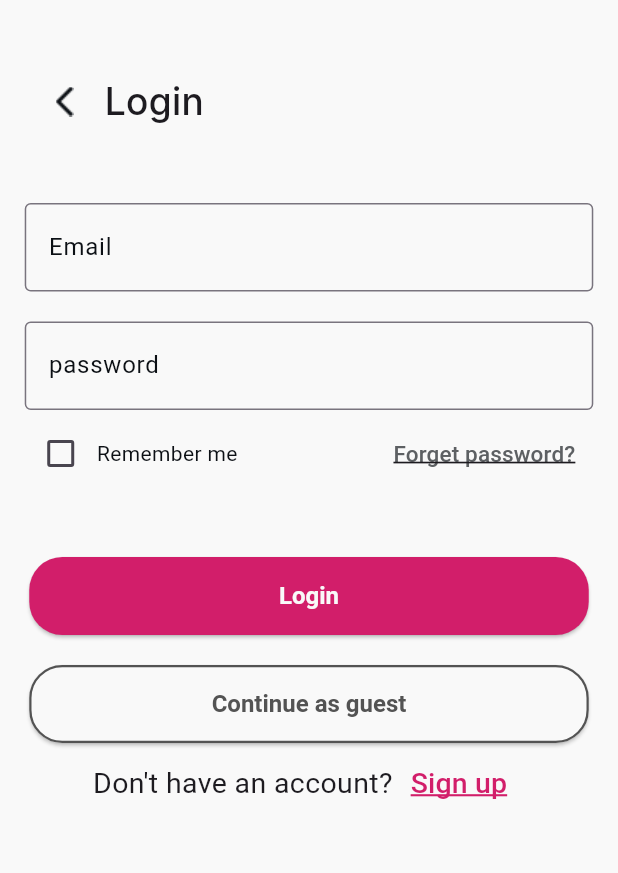
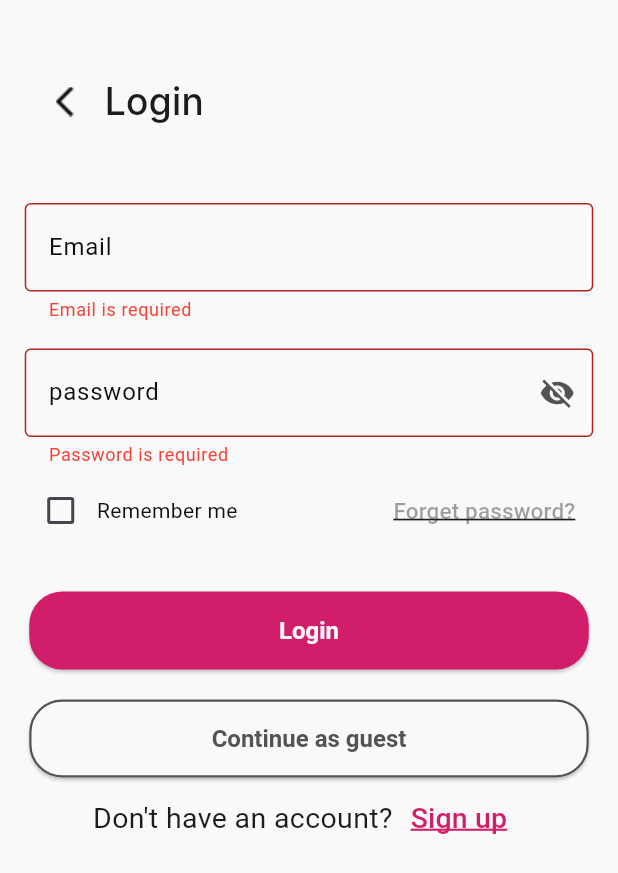
Before and after one commit to AhmedNasser1999/flower_app, a Flutter app: the LoginScreen screen opened by its route, after a tap on "Login", on a phone screen of 412 x 824 dp. Shown: the top 873 px of the screen. Run offline on Flutter 3.47's test engine with Material 3 defaults, Android fonts, the phone set to English and light mode, and no system bars; our stand-ins replace bloc, dio, flutter_bloc, flutter_secure_storage, flutter_svg, get_it and 3 more; accounts and stored records are empty; generated files the repository leaves out were written again.

Commit message:
Finish the Logic Of Login Except the part for Remember me and the token secure Storage

```diff
--- a/lib/core/config/dio_module/dio_module.dart
+++ b/lib/core/config/dio_module/dio_module.dart
@@ -1,5 +1,7 @@
 import 'package:dio/dio.dart';
 import 'package:injectable/injectable.dart';
+
+import '../../contants/api_constants.dart';
 
 @module
 abstract class DioModule {
@@ -21,4 +23,6 @@ abstract class DioModule {
       ),
     );
   }
+  @Named('baseurl')
+  String get baseUrl => ApiConstant.baseUrl;
 }
--- a/lib/core/routes/on_generate_route.dart
+++ b/lib/core/routes/on_generate_route.dart
@@ -1,16 +1,26 @@
 import 'package:flower_app/core/routes/route_names.dart';
+import 'package:flower_app/features/auth/login/presentation/viewmodel/login_viewmodel.dart';
 import 'package:flower_app/features/dashboard/presentation/views/dashboard_screen.dart';
 import 'package:flutter/material.dart';
+import 'package:flutter_bloc/flutter_bloc.dart';
 
 import '../../features/auth/login/presentation/view/login_screen.dart';
+import '../../core/config/di.dart';
 
 class Routes {
   static Route<dynamic> onGenerateRoute(RouteSettings settings) {
     switch (settings.name) {
       case AppRoutes.login:
-        return MaterialPageRoute(builder: (_) => const LoginScreen());
+        return MaterialPageRoute(
+          builder: (context) => BlocProvider(
+            create: (context) => getIt<LoginViewModel>(),
+            child: const LoginScreen(),
+          ),
+        );
+
       case AppRoutes.dashboard:
         return MaterialPageRoute(builder: (_) => const DashboardScreen());
+
       default:
         return MaterialPageRoute(
           builder: (_) => const Scaffold(
--- a/lib/features/auth/data/datasource/auth_remote_datasource.dart
+++ b/lib/features/auth/data/datasource/auth_remote_datasource.dart
@@ -1,3 +1,7 @@
+import 'package:flower_app/features/auth/data/models/login_models/login_request_model.dart';
+import 'package:flower_app/features/auth/data/models/login_models/login_response_model.dart';
 
 abstract class AuthRemoteDatasource {
+
+  Future<LoginResponse> login(LoginRequest loginRequest);
 }
--- /dev/null
+++ b/lib/features/auth/data/models/login_models/login_request_model.dart
@@ -0,0 +1,24 @@
+import 'package:json_annotation/json_annotation.dart';
+
+part 'login_request_model.g.dart';
+
+@JsonSerializable()
+class LoginRequest {
+  @JsonKey(name: "email")
+  final String? email;
+  @JsonKey(name: "password")
+  final String? password;
+
+  LoginRequest ({
+    this.email,
+    this.password,
+  });
+
+  factory LoginRequest.fromJson(Map<String, dynamic> json) {
+    return _$LoginRequestFromJson(json);
+  }
+
+  Map<String, dynamic> toJson() {
+    return _$LoginRequestToJson(this);
+  }
+}
--- a/lib/features/auth/domain/repositories/Auth_repo.dart
+++ b/lib/features/auth/domain/repositories/Auth_repo.dart
@@ -1,5 +1,7 @@
-
+import 'package:flower_app/features/auth/data/models/login_models/login_request_model.dart';
+import 'package:flower_app/features/auth/data/models/login_models/login_response_model.dart';
 
 abstract class AuthRepo{
 
+  Future<LoginResponse> login(LoginRequest loginRequest);
 }
--- /dev/null
+++ b/lib/features/auth/domain/usecases/login_usecases.dart
@@ -0,0 +1,20 @@
+
+import 'package:flower_app/features/auth/data/models/login_models/login_request_model.dart';
+import 'package:flower_app/features/auth/data/models/login_models/login_response_model.dart';
+import 'package:flower_app/features/auth/domain/repositories/Auth_repo.dart';
+import 'package:injectable/injectable.dart';
+
+@injectable
+class LoginUseCase {
+
+  final AuthRepo _authRepo;
+
+  LoginUseCase(this._authRepo);
+
+  Future<LoginResponse> call(LoginRequest loginRequest)
+  {
+    return _authRepo.login(loginRequest);
+  }
+
+
+}
--- a/lib/features/auth/login/presentation/view/login_screen.dart
+++ b/lib/features/auth/login/presentation/view/login_screen.dart
@@ -2,8 +2,12 @@ import 'package:flower_app/core/extensions/extensions.dart';
 import 'package:flower_app/core/l10n/translation/app_localizations.dart';
 import 'package:flower_app/core/theme/app_colors.dart';
 import 'package:flower_app/features/auth/domain/services/guest_service.dart';
+import 'package:flower_app/features/auth/login/presentation/viewmodel/login_states.dart';
+import 'package:flower_app/features/auth/login/presentation/viewmodel/login_viewmodel.dart';
 import 'package:flutter/material.dart';
 import 'package:flutter/services.dart';
+import 'package:flutter_bloc/flutter_bloc.dart';
+import 'package:loading_indicator/loading_indicator.dart';
 
 import '../../../../../core/Widgets/Custom_Elevated_Button.dart';
 import '../../../../../core/Widgets/custom_text_field.dart';
@@ -11,8 +15,15 @@ import '../../../../../core/contants/app_images.dart';
 import '../../../../../core/extensions/validations.dart';
 import '../../../../../core/routes/route_names.dart';
 
-class LoginScreen extends StatelessWidget {
+class LoginScreen extends StatefulWidget {
   const LoginScreen({super.key});
+
+  @override
+  State<LoginScreen> createState() => _LoginScreenState();
+}
+
+class _LoginScreenState extends State<LoginScreen> {
+  final _formKey = GlobalKey<FormState>();
 
   @override
   Widget build(BuildContext context) {
@@ -20,25 +31,81 @@ class LoginScreen extends StatelessWidget {
 
     return Scaffold(
       backgroundColor: AppColors.white,
-      body: Column(
+      body: BlocConsumer<LoginViewModel, LoginStates>(
+        listener: (context, state) {
+          if (state is LoginLoadingState) {
+            showDialog(
+              context: context,
+              barrierDismissible: false,
+              builder: (_) => Center(
+                child: Column(
+                  mainAxisAlignment: MainAxisAlignment.center,
+                  children: [
+                    SizedBox(
+                      height: 50,
+                      width: 50,
+                      child: LoadingIndicator(
+                        indicatorType: Indicator.lineScalePulseOut,
+                        colors: [AppColors.pink],
+                        strokeWidth: 2,
+                        backgroundColor: Colors.transparent,
+                      ),
+                    ),
+                    const SizedBox(height: 10),
+                    Text(
+                      'Loading',
+                      style: TextStyle(
+                        fontFamily: "Janna",
+                        fontSize: 10,
+                        fontWeight: FontWeight.w600,
+                        color: AppColors.pink,
+                      ),
+                    ),
+                  ],
+                ),
+              ),
+            );
+          } else if (state is LoginSuccessState) {
+            Navigator.pop(context);
+            Navigator.pushNamedAndRemoveUntil(
+              context,
+              AppRoutes.dashboard,
+                  (route) => false,
+            );
+          } else if (state is LoginErrorState) {
+            Navigator.pop(context);
+            ScaffoldMessenger.of(context).showSnackBar(
+              SnackBar(content: Text(state.errorMsg)),
+            );
+          }
+        },
+        builder: (BuildContext context, LoginStates state) {
+          final viewModel = context.read<LoginViewModel>();
+          return Form(
+            key: _formKey,
+            child: SingleChildScrollView(
+              child: Column(
                 children: [
                   Row(
                     children: [
                       GestureDetector(
                         onTap: () {},
                         child: Image.asset(AppImages.arrowBack)
-                      .setHorizontalAndVerticalPadding(context, 0.05, 0.07)),
+                            .setHorizontalAndVerticalPadding(context, 0.05, 0.07),
+                      ),
                       Text(
                         local!.login,
-                style: TextStyle(
+                        style: const TextStyle(
                           fontSize: 25,
                           fontWeight: FontWeight.w500,
                           fontFamily: "Inter",
-                    fontStyle: FontStyle.normal),
+                          fontStyle: FontStyle.normal,
+                        ),
                       ),
                     ],
                   ),
                   CustomTextFormField(
+                    controller: viewModel.emailController,
                     label: local.emailLabel,
                     hint: local.emailHintText,
                     validator: (value) {
@@ -49,13 +116,14 @@ class LoginScreen extends StatelessWidget {
                         return local.emailValidationErrorMsg;
                       }
                       return null;
-              }),
-          const SizedBox(
-            height: 20,
+                    },
                   ),
+                  const SizedBox(height: 18),
                   CustomTextFormField(
+                    controller: viewModel.passwordController,
                     label: local.passwordLabel,
                     hint: local.passwordHintText,
+                    obscureText: true,
                     validator: (value) {
                       if (value == null || value.isEmpty) {
                         return local.passwordRequiredErrorMsg;
@@ -66,75 +134,85 @@ class LoginScreen extends StatelessWidget {
                       return null;
                     },
                   ),
-          const SizedBox(
-            height: 5,
-          ),
+                  const SizedBox(height: 5),
                   Row(
                     children: [
                       Checkbox(value: false, onChanged: (value) {}),
                       Text(
                         local.rememberMe,
-                style: TextStyle(color: AppColors.black),
+                        style: const TextStyle(color: AppColors.black),
                       ),
-              Spacer(),
+                      const Spacer(),
                       TextButton(
                         onPressed: () {},
                         child: Text(
                           local.forgetPasswordTextButton,
                           style: TextStyle(
-                        color: AppColors.black[40],
+                            color: AppColors.black.withOpacity(0.4),
                             decoration: TextDecoration.underline,
                             decorationThickness: 1.5,
-                        fontSize: 15),
-                  )),
+                            fontSize: 15,
+                          ),
+                        ),
+                      ),
                     ],
                   ),
-          const SizedBox(
-            height: 45,
-          ),
+                  const SizedBox(height: 30),
                   CustomElevatedButton(
                     text: local.login,
-            onPressed: () {},
+                    onPressed: () {
+                      if (_formKey.currentState!.validate()) {
+                        viewModel.login(
+                          viewModel.emailController.text,
+                          viewModel.passwordController.text,
+                        );
+                      }
+                    },
                   ),
-          const SizedBox(
-            height: 20,
-          ),
+                  const SizedBox(height: 20),
                   CustomElevatedButton(
                     text: local.continueAsGuestButton,
                     textColor: AppColors.grey,
                     onPressed: () {
                       GuestService.startGuestSession();
                       Navigator.pushNamedAndRemoveUntil(
-                  context, AppRoutes.dashboard, (route) => false);
+                        context,
+                        AppRoutes.dashboard,
+                            (route) => false,
+                      );
                     },
                     color: AppColors.white,
                     borderColor: AppColors.grey,
                   ),
-          const SizedBox(
-            height: 3,
-          ),
+                  const SizedBox(height: 3),
                   Row(
                     mainAxisAlignment: MainAxisAlignment.center,
                     children: [
                       Text(
                         local.dontHaveAnAccount,
-                style: TextStyle(fontSize: 19),
+                        style: const TextStyle(fontSize: 19),
                       ),
                       TextButton(
                         onPressed: () {},
                         child: Text(
                           local.signUp,
-                    style: TextStyle(
+                          style: const TextStyle(
                             color: AppColors.pink,
                             decoration: TextDecoration.underline,
                             decorationThickness: 1.5,
                             decorationColor: AppColors.pink,
-                        fontSize: 19),
-                  )),
+                            fontSize: 19,
+                          ),
+                        ),
+                      ),
                     ],
                   )
                 ],
               ).setHorizontalPadding(context, 0.04),
+            ),
+          );
+        },
+      ),
     );
   }
 }
--- /dev/null
+++ b/lib/features/auth/login/presentation/viewmodel/login_states.dart
@@ -0,0 +1,17 @@
+import 'package:flower_app/features/auth/data/models/login_models/login_response_model.dart';
+
+abstract class LoginStates{}
+
+class LoginInitialStates extends LoginStates{}
+class LoginLoadingState extends LoginStates{}
+class LoginSuccessState extends LoginStates{
+  final LoginResponse loginResponse;
+
+  LoginSuccessState(this.loginResponse);
+}
+class LoginErrorState extends LoginStates{
+
+  final String errorMsg;
+  LoginErrorState(this.errorMsg);
+
+}
--- /dev/null
+++ b/lib/features/auth/login/presentation/viewmodel/login_viewmodel.dart
@@ -0,0 +1,44 @@
+import 'package:flower_app/features/auth/data/models/login_models/login_request_model.dart';
+import 'package:flower_app/features/auth/domain/usecases/login_usecases.dart';
+import 'package:flower_app/features/auth/login/presentation/viewmodel/login_states.dart';
+import 'package:flutter/cupertino.dart';
+import 'package:flutter_bloc/flutter_bloc.dart';
+import 'package:injectable/injectable.dart';
+
+@injectable
+class LoginViewModel extends Cubit<LoginStates> {
+  final LoginUseCase _loginUseCase;
+
+  LoginViewModel(this._loginUseCase) : super(LoginInitialStates());
+
+
+  final TextEditingController emailController = TextEditingController();
+  final TextEditingController passwordController = TextEditingController();
+
+
+
+  Future<void> login(String email, String password) async {
+    emit(LoginLoadingState());
+    try{
+      final request = LoginRequest(email: email , password: password);
+      final response = await _loginUseCase(request);
+
+      print(response);
+      emit(LoginSuccessState(response));
+
+    }catch(e){
+      emit(LoginErrorState(e.toString()));
+    }
+  }
+
+  @override
+  Future<void> close() {
+    emailController.dispose();
+    passwordController.dispose();
+    return super.close();
+  }
+
+
+
+
+}
--- a/pubspec.yaml
+++ b/pubspec.yaml
@@ -31,6 +31,7 @@ dependencies:
     sdk: flutter
   intl: any
   flutter_svg: ^2.2.0
+  loading_indicator: ^3.1.1
 
 dev_dependencies:
   build_runner: ^2.4.13
```
Also changed, not shown: lib/features/auth/api/client/auth_api_client.dart (+9 -0 lines), lib/features/auth/api/datasource_implemenation/auth_remote_datasource_impl.dart (+8 -0 lines), lib/features/auth/data/models/login_models/login_response_model.dart (added, +75 -0 lines), lib/features/auth/data/models/login_models/user_model.dart (added, +51 -0 lines), lib/features/auth/data/repositories_implementation/auth_repo_impl.dart (+7 -0 lines), lib/main.dart (+4 -3 lines), lib/core/config/di.config.dart, lib/features/auth/api/client/auth_api_client.g.dart, pubspec.lock. Lines whose indentation alone changed are shown as unchanged.
